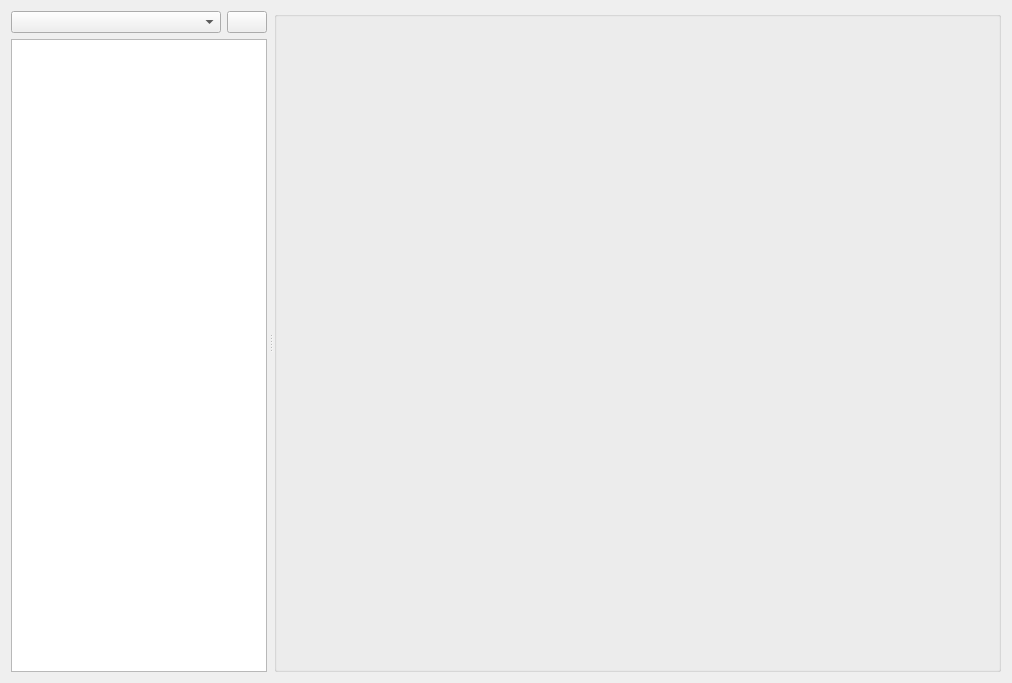
This is MainWindow.ui in Komet/RedmineConnector as Qt 5 draws it before an edit. The edited form follows.
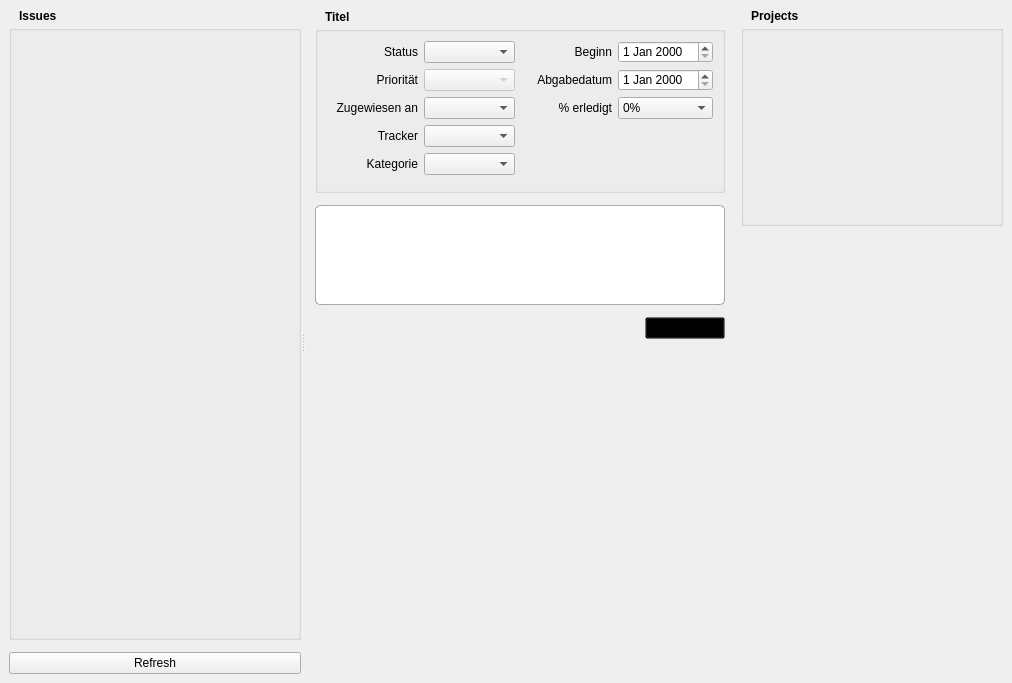
This is the edited form. Icons and pictures are not drawn. Custom widgets are drawn as their Qt base class.

What changed in the file:
```diff
--- a/MainWindow.ui
+++ b/MainWindow.ui
@@ -13,87 +13,605 @@
   <property name="windowTitle">
    <string>Form</string>
   </property>
-  <layout class="QHBoxLayout" name="horizontalLayout_2">
+  <property name="styleSheet">
+   <string notr="true">#widget {
+	background-image: url(:/img/pattern.png);
+}
+
+#tableIssues, #tableProjects {
+	background-color: transparent;
+}
+</string>
+  </property>
+  <layout class="QVBoxLayout" name="verticalLayout_2">
+   <property name="spacing">
+    <number>0</number>
+   </property>
+   <property name="margin">
+    <number>0</number>
+   </property>
    <item>
-    <widget class="QSplitter" name="splitter">
-     <property name="orientation">
-      <enum>Qt::Horizontal</enum>
-     </property>
-     <property name="handleWidth">
-      <number>7</number>
-     </property>
-     <property name="childrenCollapsible">
-      <bool>false</bool>
-     </property>
-     <widget class="QWidget" name="layoutWidget">
-      <layout class="QVBoxLayout" name="verticalLayout">
-       <item>
-        <layout class="QHBoxLayout" name="horizontalLayout" stretch="1,0">
-         <item>
-          <widget class="QComboBox" name="comboProjects"/>
-         </item>
-         <item>
-          <widget class="QPushButton" name="buttonReloadProjects">
-           <property name="text">
-            <string/>
-           </property>
-           <property name="icon">
-            <iconset resource="RedmineConnector.qrc">
-             <normaloff>:/img/view-refresh.png</normaloff>:/img/view-refresh.png</iconset>
-           </property>
-          </widget>
-         </item>
-        </layout>
-       </item>
-       <item>
-        <widget class="QTableWidget" name="tableIssues">
-         <property name="editTriggers">
-          <set>QAbstractItemView::NoEditTriggers</set>
+    <widget class="QWidget" name="widget" native="true">
+     <layout class="QHBoxLayout" name="horizontalLayout">
+      <item>
+       <widget class="QSplitter" name="splitter">
+        <property name="orientation">
+         <enum>Qt::Horizontal</enum>
+        </property>
+        <widget class="QWidget" name="layoutWidget">
+         <layout class="QVBoxLayout" name="verticalLayout" stretch="0,1,0,0">
+          <property name="spacing">
+           <number>2</number>
+          </property>
+          <item>
+           <widget class="QLabel" name="labelIssues">
+            <property name="font">
+             <font>
+              <weight>75</weight>
+              <bold>true</bold>
+             </font>
+            </property>
+            <property name="text">
+             <string>Issues</string>
+            </property>
+            <property name="indent">
+             <number>10</number>
+            </property>
+           </widget>
+          </item>
+          <item>
+           <widget class="QGroupBox" name="groupBox_2">
+            <property name="styleSheet">
+             <string notr="true"/>
+            </property>
+            <property name="title">
+             <string/>
+            </property>
+            <layout class="QVBoxLayout" name="verticalLayout_6">
+             <property name="margin">
+              <number>0</number>
+             </property>
+             <item>
+              <widget class="QTableWidget" name="tableIssues">
+               <property name="styleSheet">
+                <string notr="true">selection-background-color: rgb(0, 0, 0, 0);
+</string>
+               </property>
+               <property name="editTriggers">
+                <set>QAbstractItemView::NoEditTriggers</set>
+               </property>
+               <property name="selectionMode">
+                <enum>QAbstractItemView::SingleSelection</enum>
+               </property>
+               <property name="showGrid">
+                <bool>false</bool>
+               </property>
+               <property name="rowCount">
+                <number>0</number>
+               </property>
+               <attribute name="horizontalHeaderVisible">
+                <bool>false</bool>
+               </attribute>
+               <attribute name="horizontalHeaderStretchLastSection">
+                <bool>true</bool>
+               </attribute>
+               <attribute name="verticalHeaderVisible">
+                <bool>false</bool>
+               </attribute>
+               <column>
+                <property name="text">
+                 <string>Issues</string>
+                </property>
+               </column>
+              </widget>
+             </item>
+            </layout>
+           </widget>
+          </item>
+          <item>
+           <spacer name="verticalSpacer">
+            <property name="orientation">
+             <enum>Qt::Vertical</enum>
+            </property>
+            <property name="sizeType">
+             <enum>QSizePolicy::Fixed</enum>
+            </property>
+            <property name="sizeHint" stdset="0">
+             <size>
+              <width>20</width>
+              <height>10</height>
+             </size>
+            </property>
+           </spacer>
+          </item>
+          <item>
+           <widget class="QPushButton" name="buttonReloadProjects">
+            <property name="toolTip">
+             <string>Aktualisieren</string>
+            </property>
+            <property name="text">
+             <string>Refresh</string>
+            </property>
+            <property name="icon">
+             <iconset resource="RedmineConnector.qrc">
+              <normaloff>:/img/view-refresh.png</normaloff>:/img/view-refresh.png</iconset>
+            </property>
+           </widget>
+          </item>
+         </layout>
+        </widget>
+        <widget class="QStackedWidget" name="stackedWidget">
+         <property name="styleSheet">
+          <string notr="true">background-color: transparent</string>
          </property>
-         <property name="showGrid">
-          <bool>false</bool>
+         <property name="currentIndex">
+          <number>2</number>
          </property>
-         <property name="rowCount">
-          <number>1</number>
-         </property>
-         <attribute name="horizontalHeaderVisible">
-          <bool>false</bool>
-         </attribute>
-         <attribute name="horizontalHeaderStretchLastSection">
-          <bool>true</bool>
-         </attribute>
-         <attribute name="verticalHeaderVisible">
-          <bool>false</bool>
-         </attribute>
-         <row>
-          <property name="text">
-           <string>Neue Zeile</string>
+         <widget class="QWidget" name="page"/>
+         <widget class="QWidget" name="page_3">
+          <layout class="QVBoxLayout" name="verticalLayout_4">
+           <item>
+            <widget class="QLabel" name="labelLoading">
+             <property name="text">
+              <string>Loading...</string>
+             </property>
+             <property name="alignment">
+              <set>Qt::AlignCenter</set>
+             </property>
+            </widget>
+           </item>
+          </layout>
+         </widget>
+         <widget class="QWidget" name="page_2">
+          <layout class="QVBoxLayout" name="verticalLayoutIssue" stretch="0">
+           <property name="margin">
+            <number>0</number>
+           </property>
+           <item>
+            <widget class="QScrollArea" name="scrollArea">
+             <property name="maximumSize">
+              <size>
+               <width>1000</width>
+               <height>16777215</height>
+              </size>
+             </property>
+             <property name="styleSheet">
+              <string notr="true">QScrollBar {
+	background: none;
+}</string>
+             </property>
+             <property name="widgetResizable">
+              <bool>true</bool>
+             </property>
+             <widget class="QWidget" name="scrollAreaWidgetContents_2">
+              <property name="geometry">
+               <rect>
+                <x>0</x>
+                <y>0</y>
+                <width>468</width>
+                <height>642</height>
+               </rect>
+              </property>
+              <layout class="QVBoxLayout" name="verticalLayoutScrollArea">
+               <property name="spacing">
+                <number>2</number>
+               </property>
+               <property name="topMargin">
+                <number>0</number>
+               </property>
+               <item>
+                <widget class="QLabel" name="subject">
+                 <property name="font">
+                  <font>
+                   <weight>75</weight>
+                   <bold>true</bold>
+                  </font>
+                 </property>
+                 <property name="text">
+                  <string>Titel</string>
+                 </property>
+                 <property name="wordWrap">
+                  <bool>true</bool>
+                 </property>
+                 <property name="indent">
+                  <number>10</number>
+                 </property>
+                </widget>
+               </item>
+               <item>
+                <widget class="QGroupBox" name="groupBox">
+                 <property name="title">
+                  <string/>
+                 </property>
+                 <layout class="QVBoxLayout" name="verticalLayout_5">
+                  <item>
+                   <layout class="QGridLayout" name="gridLayout">
+                    <item row="0" column="0">
+                     <widget class="QLabel" name="label">
+                      <property name="text">
+                       <string>Status</string>
+                      </property>
+                      <property name="alignment">
+                       <set>Qt::AlignRight|Qt::AlignTrailing|Qt::AlignVCenter</set>
+                      </property>
+                     </widget>
+                    </item>
+                    <item row="1" column="0">
+                     <widget class="QLabel" name="label_2">
+                      <property name="text">
+                       <string>Priorität</string>
+                      </property>
+                      <property name="alignment">
+                       <set>Qt::AlignRight|Qt::AlignTrailing|Qt::AlignVCenter</set>
+                      </property>
+                     </widget>
+                    </item>
+                    <item row="2" column="0">
+                     <widget class="QLabel" name="label_4">
+                      <property name="text">
+                       <string>Zugewiesen an</string>
+                      </property>
+                      <property name="alignment">
+                       <set>Qt::AlignRight|Qt::AlignTrailing|Qt::AlignVCenter</set>
+                      </property>
+                     </widget>
+                    </item>
+                    <item row="4" column="0">
+                     <widget class="QLabel" name="label_3">
+                      <property name="text">
+                       <string>Kategorie</string>
+                      </property>
+                      <property name="alignment">
+                       <set>Qt::AlignRight|Qt::AlignTrailing|Qt::AlignVCenter</set>
+                      </property>
+                     </widget>
+                    </item>
+                    <item row="0" column="2">
+                     <widget class="QLabel" name="label_6">
+                      <property name="text">
+                       <string>Beginn</string>
+                      </property>
+                      <property name="alignment">
+                       <set>Qt::AlignRight|Qt::AlignTrailing|Qt::AlignVCenter</set>
+                      </property>
+                     </widget>
+                    </item>
+                    <item row="1" column="2">
+                     <widget class="QLabel" name="label_7">
+                      <property name="text">
+                       <string>Abgabedatum</string>
+                      </property>
+                      <property name="alignment">
+                       <set>Qt::AlignRight|Qt::AlignTrailing|Qt::AlignVCenter</set>
+                      </property>
+                     </widget>
+                    </item>
+                    <item row="2" column="2">
+                     <widget class="QLabel" name="label_8">
+                      <property name="text">
+                       <string>% erledigt</string>
+                      </property>
+                      <property name="alignment">
+                       <set>Qt::AlignRight|Qt::AlignTrailing|Qt::AlignVCenter</set>
+                      </property>
+                     </widget>
+                    </item>
+                    <item row="1" column="3">
+                     <widget class="QDateEdit" name="dateDueTo">
+                      <property name="styleSheet">
+                       <string notr="true">background: none;</string>
+                      </property>
+                     </widget>
+                    </item>
+                    <item row="0" column="3">
+                     <widget class="QDateEdit" name="dateStarted">
+                      <property name="styleSheet">
+                       <string notr="true">background: none;</string>
+                      </property>
+                     </widget>
+                    </item>
+                    <item row="2" column="3">
+                     <widget class="QComboBox" name="comboDoneRatio">
+                      <property name="styleSheet">
+                       <string notr="true">background: none;</string>
+                      </property>
+                      <item>
+                       <property name="text">
+                        <string>0%</string>
+                       </property>
+                      </item>
+                      <item>
+                       <property name="text">
+                        <string>10%</string>
+                       </property>
+                      </item>
+                      <item>
+                       <property name="text">
+                        <string>20%</string>
+                       </property>
+                      </item>
+                      <item>
+                       <property name="text">
+                        <string>30%</string>
+                       </property>
+                      </item>
+                      <item>
+                       <property name="text">
+                        <string>40%</string>
+                       </property>
+                      </item>
+                      <item>
+                       <property name="text">
+                        <string>50%</string>
+                       </property>
+                      </item>
+                      <item>
+                       <property name="text">
+                        <string>60%</string>
+                       </property>
+                      </item>
+                      <item>
+                       <property name="text">
+                        <string>70%</string>
+                       </property>
+                      </item>
+                      <item>
+                       <property name="text">
+                        <string>80%</string>
+                       </property>
+                      </item>
+                      <item>
+                       <property name="text">
+                        <string>90%</string>
+                       </property>
+                      </item>
+                      <item>
+                       <property name="text">
+                        <string>100%</string>
+                       </property>
+                      </item>
+                     </widget>
+                    </item>
+                    <item row="0" column="1">
+                     <widget class="QComboBox" name="comboStatus">
+                      <property name="styleSheet">
+                       <string notr="true">background: none;</string>
+                      </property>
+                     </widget>
+                    </item>
+                    <item row="1" column="1">
+                     <widget class="QComboBox" name="comboPriority">
+                      <property name="enabled">
+                       <bool>false</bool>
+                      </property>
+                      <property name="styleSheet">
+                       <string notr="true">background: none;</string>
+                      </property>
+                     </widget>
+                    </item>
+                    <item row="2" column="1">
+                     <widget class="QComboBox" name="comboAssignedTo">
+                      <property name="styleSheet">
+                       <string notr="true">background: none;</string>
+                      </property>
+                     </widget>
+                    </item>
+                    <item row="4" column="1">
+                     <widget class="QComboBox" name="comboCategory">
+                      <property name="styleSheet">
+                       <string notr="true">background: none;</string>
+                      </property>
+                     </widget>
+                    </item>
+                    <item row="3" column="0">
+                     <widget class="QLabel" name="label_5">
+                      <property name="text">
+                       <string>Tracker</string>
+                      </property>
+                      <property name="alignment">
+                       <set>Qt::AlignRight|Qt::AlignTrailing|Qt::AlignVCenter</set>
+                      </property>
+                     </widget>
+                    </item>
+                    <item row="3" column="1">
+                     <widget class="QComboBox" name="comboTracker">
+                      <property name="styleSheet">
+                       <string notr="true">background: none;</string>
+                      </property>
+                     </widget>
+                    </item>
+                   </layout>
+                  </item>
+                  <item>
+                   <widget class="IssueDetailWidget" name="issueDescription" native="true"/>
+                  </item>
+                  <item>
+                   <layout class="QVBoxLayout" name="verticalLayoutDetails"/>
+                  </item>
+                 </layout>
+                </widget>
+               </item>
+               <item>
+                <spacer name="verticalSpacer_3">
+                 <property name="orientation">
+                  <enum>Qt::Vertical</enum>
+                 </property>
+                 <property name="sizeType">
+                  <enum>QSizePolicy::Fixed</enum>
+                 </property>
+                 <property name="sizeHint" stdset="0">
+                  <size>
+                   <width>20</width>
+                   <height>10</height>
+                  </size>
+                 </property>
+                </spacer>
+               </item>
+               <item>
+                <widget class="QTextBrowser" name="comment">
+                 <property name="maximumSize">
+                  <size>
+                   <width>16777215</width>
+                   <height>100</height>
+                  </size>
+                 </property>
+                 <property name="styleSheet">
+                  <string notr="true">background-color: rgb(255, 255, 255);
+color: rgb(0, 0, 0);
+border: 1px solid rgba(0, 0, 0, 80);
+border-radius: 5px;</string>
+                 </property>
+                 <property name="textInteractionFlags">
+                  <set>Qt::LinksAccessibleByKeyboard|Qt::LinksAccessibleByMouse|Qt::TextBrowserInteraction|Qt::TextEditable|Qt::TextEditorInteraction|Qt::TextSelectableByKeyboard|Qt::TextSelectableByMouse</set>
+                 </property>
+                </widget>
+               </item>
+               <item>
+                <layout class="QHBoxLayout" name="horizontalLayout_2">
+                 <property name="topMargin">
+                  <number>10</number>
+                 </property>
+                 <item>
+                  <spacer name="horizontalSpacer">
+                   <property name="orientation">
+                    <enum>Qt::Horizontal</enum>
+                   </property>
+                   <property name="sizeHint" stdset="0">
+                    <size>
+                     <width>40</width>
+                     <height>20</height>
+                    </size>
+                   </property>
+                  </spacer>
+                 </item>
+                 <item>
+                  <widget class="QPushButton" name="buttonSave">
+                   <property name="text">
+                    <string>Speichern</string>
+                   </property>
+                  </widget>
+                 </item>
+                </layout>
+               </item>
+               <item>
+                <spacer name="verticalSpacer_2">
+                 <property name="orientation">
+                  <enum>Qt::Vertical</enum>
+                 </property>
+                 <property name="sizeHint" stdset="0">
+                  <size>
+                   <width>20</width>
+                   <height>40</height>
+                  </size>
+                 </property>
+                </spacer>
+               </item>
+              </layout>
+             </widget>
+            </widget>
+           </item>
+          </layout>
+         </widget>
+        </widget>
+       </widget>
+      </item>
+      <item>
+       <layout class="QVBoxLayout" name="verticalLayout_8">
+        <property name="spacing">
+         <number>2</number>
+        </property>
+        <item>
+         <widget class="QLabel" name="labelProjects">
+          <property name="font">
+           <font>
+            <weight>75</weight>
+            <bold>true</bold>
+           </font>
           </property>
-         </row>
-         <column>
           <property name="text">
-           <string>Issues</string>
+           <string>Projects</string>
           </property>
-         </column>
-        </widget>
-       </item>
-      </layout>
-     </widget>
-     <widget class="QGroupBox" name="groupBox">
-      <property name="sizePolicy">
-       <sizepolicy hsizetype="Preferred" vsizetype="Preferred">
-        <horstretch>1</horstretch>
-        <verstretch>0</verstretch>
-       </sizepolicy>
-      </property>
-      <property name="title">
-       <string/>
-      </property>
-     </widget>
+          <property name="indent">
+           <number>10</number>
+          </property>
+         </widget>
+        </item>
+        <item>
+         <widget class="QGroupBox" name="groupBox_3">
+          <property name="title">
+           <string/>
+          </property>
+          <layout class="QVBoxLayout" name="verticalLayout_7">
+           <property name="margin">
+            <number>0</number>
+           </property>
+           <item>
+            <widget class="QTableWidget" name="tableProjects">
+             <property name="sizePolicy">
+              <sizepolicy hsizetype="Minimum" vsizetype="Minimum">
+               <horstretch>0</horstretch>
+               <verstretch>0</verstretch>
+              </sizepolicy>
+             </property>
+             <property name="styleSheet">
+              <string notr="true">selection-background-color: rgb(0, 0, 0, 0);</string>
+             </property>
+             <property name="editTriggers">
+              <set>QAbstractItemView::NoEditTriggers</set>
+             </property>
+             <property name="selectionMode">
+              <enum>QAbstractItemView::SingleSelection</enum>
+             </property>
+             <property name="showGrid">
+              <bool>false</bool>
+             </property>
+             <attribute name="horizontalHeaderVisible">
+              <bool>false</bool>
+             </attribute>
+             <attribute name="horizontalHeaderStretchLastSection">
+              <bool>true</bool>
+             </attribute>
+             <attribute name="verticalHeaderVisible">
+              <bool>false</bool>
+             </attribute>
+             <column>
+              <property name="text">
+               <string>Project</string>
+              </property>
+             </column>
+            </widget>
+           </item>
+          </layout>
+         </widget>
+        </item>
+        <item>
+         <spacer name="verticalSpacer_4">
+          <property name="orientation">
+           <enum>Qt::Vertical</enum>
+          </property>
+          <property name="sizeHint" stdset="0">
+           <size>
+            <width>20</width>
+            <height>40</height>
+           </size>
+          </property>
+         </spacer>
+        </item>
+       </layout>
+      </item>
+     </layout>
     </widget>
    </item>
   </layout>
  </widget>
+ <customwidgets>
+  <customwidget>
+   <class>IssueDetailWidget</class>
+   <extends>QWidget</extends>
+   <header>IssueDetailWidget.h</header>
+   <container>1</container>
+  </customwidget>
+ </customwidgets>
  <resources>
   <include location="RedmineConnector.qrc"/>
  </resources>
```
